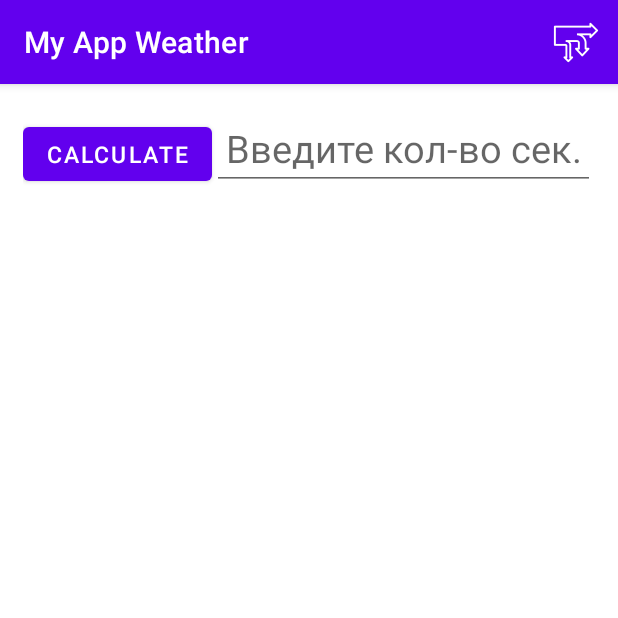
After one commit to wowus94/MyAppWeather, an Android app: the fragment ThreadsFragment placed in its activity, on a phone screen of 412 x 824 dp, the top half of it. The commit adds this screen. Run offline under Robolectric (Android 15) with nearby library versions, the phone set to English and light mode, and no system bars.

Commit message:
ДЗ 6: Создал кнопку для загрузки основного потока

```diff
--- a/app/src/main/java/com/example/myappweather/view/MainActivity.kt
+++ b/app/src/main/java/com/example/myappweather/view/MainActivity.kt
@@ -1,8 +1,11 @@
 package com.example.myappweather.view
 
 import android.os.Bundle
+import android.view.Menu
+import android.view.MenuItem
 import androidx.appcompat.app.AppCompatActivity
 import com.example.myappweather.R
+import com.example.myappweather.view.threads.ThreadsFragment
 import com.example.myappweather.view.weatherlist.WeatherListFragment
 
 class MainActivity : AppCompatActivity() {
@@ -15,4 +18,19 @@ class MainActivity : AppCompatActivity() {
                 .replace(R.id.container, WeatherListFragment.newInstance()).commit()
         }
     }
+
+    override fun onCreateOptionsMenu(menu: Menu?): Boolean {
+        menuInflater.inflate(R.menu.menu, menu)
+        return super.onCreateOptionsMenu(menu)
+    }
+
+    override fun onOptionsItemSelected(item: MenuItem): Boolean {
+        when (item.itemId) {
+            R.id.action_threads -> {
+                supportFragmentManager.beginTransaction()
+                    .replace(R.id.container, ThreadsFragment.newInstance()).commit()
+            }
+        }
+        return super.onOptionsItemSelected(item)
+    }
 }
--- a/app/src/main/java/com/example/myappweather/view/details/DetailsFragment.kt
+++ b/app/src/main/java/com/example/myappweather/view/details/DetailsFragment.kt
@@ -6,6 +6,7 @@ import android.view.View
 import android.view.ViewGroup
 import androidx.fragment.app.Fragment
 import androidx.lifecycle.ViewModelProvider
+import com.example.myappweather.R
 import com.example.myappweather.databinding.FragmentDetailsBinding
 import com.example.myappweather.repository.OnServerResponse
 import com.example.myappweather.repository.Weather
@@ -60,6 +61,7 @@ class DetailsFragment : Fragment(), OnServerResponse {
                 feelsLikeValue.text = factDTO.feelsLike.toString()
                 cityCoordinates.text =
                     "${weather.infoDTO.lat} ${weather.infoDTO.lon}"
+
                 showSnackBar()
             }
         }
@@ -67,8 +69,6 @@ class DetailsFragment : Fragment(), OnServerResponse {
 
     private fun showSnackBar() = //TODO как в методичке не получилось. Так работает.
         Snackbar.make(mainView, "Получилось", Snackbar.LENGTH_LONG).show()
-
-
     companion object {
 
         @JvmStatic
--- /dev/null
+++ b/app/src/main/java/com/example/myappweather/view/threads/ThreadsFragment.kt
@@ -0,0 +1,53 @@
+package com.example.myappweather.view.threads
+
+import android.os.Bundle
+import android.view.LayoutInflater
+import android.view.View
+import android.view.ViewGroup
+import androidx.fragment.app.Fragment
+import com.example.myappweather.databinding.FragmentThreadsBinding
+import java.lang.Thread.sleep
+
+
+class ThreadsFragment : Fragment() {
+
+    private var _binding: FragmentThreadsBinding? = null
+    private val binding: FragmentThreadsBinding
+        get() {
+            return _binding!!
+        }
+
+    override fun onDestroy() {
+        super.onDestroy()
+        _binding = null
+    }
+
+    override fun onCreateView(
+        inflater: LayoutInflater, container: ViewGroup?,
+        savedInstanceState: Bundle?
+    ): View {
+        _binding = FragmentThreadsBinding.inflate(inflater, container, false)
+        return binding.root
+    }
+
+
+    override fun onViewCreated(view: View, savedInstanceState: Bundle?) {
+        super.onViewCreated(view, savedInstanceState)
+        with(binding) {
+            button.setOnClickListener {
+                Thread {
+                    val time = editText.text.toString().toLong()
+                    sleep(time * 1000L)
+                    requireActivity().runOnUiThread { textView.text = "Поработали $time сек." }
+                }.start()
+            }
+        }
+    }
+
+    companion object {
+
+        @JvmStatic
+        fun newInstance() = ThreadsFragment()
+
+    }
+}
--- a/app/src/main/java/com/example/myappweather/view/weatherlist/WeatherListAdapter.kt
+++ b/app/src/main/java/com/example/myappweather/view/weatherlist/WeatherListAdapter.kt
@@ -15,8 +15,9 @@ class WeatherListAdapter(
 
     fun setData(dataNew: List<Weather>) {
         this.data = dataNew
-        notifyDataSetChanged()
+        notifyItemRangeChanged(0,data.size)
     }
+
 
     override fun onCreateViewHolder(parent: ViewGroup, viewType: Int): CityHolder {
         val binding = FragmentWeatherListRecyclerItemBinding.inflate(
@@ -28,7 +29,7 @@ class WeatherListAdapter(
     }
 
     override fun onBindViewHolder(holder: CityHolder, position: Int) {
-        holder.bind(data.get(position))
+        holder.bind(data[position])
     }
 
     override fun getItemCount() = data.size
--- a/app/src/main/java/com/example/myappweather/viewmodel/MainViewModel.kt
+++ b/app/src/main/java/com/example/myappweather/viewmodel/MainViewModel.kt
@@ -20,10 +20,10 @@ class MainViewModel(
     fun getWeatherWorld() = getWeather(false)
 
 
-    fun getWeather(isRussian: Boolean) {
+    private fun getWeather(isRussian: Boolean) {
         Thread {
             liveData.postValue(AppState.Loading)
-            if (false) {
+            if (true) {
                 val answer =
                     if (!isRussian) repository.getWeatherFromLocalStorageWorld() else repository.getWeatherFromLocalStorageRus()
                 liveData.postValue(AppState.Success(answer))
--- /dev/null
+++ b/app/src/main/res/layout/fragment_threads.xml
@@ -0,0 +1,49 @@
+<?xml version="1.0" encoding="utf-8"?>
+<ScrollView xmlns:android="http://schemas.android.com/apk/res/android"
+    xmlns:tools="http://schemas.android.com/tools"
+    android:layout_width="match_parent"
+    android:layout_height="match_parent"
+    android:background="@color/white">
+
+    <LinearLayout
+        android:id="@+id/mainContainer"
+        android:layout_width="match_parent"
+        android:layout_height="wrap_content"
+        android:orientation="vertical"
+        android:padding="@dimen/margin_15_dp">
+
+        <LinearLayout
+            android:layout_width="match_parent"
+            android:layout_height="wrap_content"
+            android:orientation="horizontal">
+
+            <Button
+                android:id="@+id/button"
+                android:layout_width="wrap_content"
+                android:layout_height="wrap_content"
+                android:text="@string/calculate"
+                android:textSize="@dimen/btn_text_size" />
+
+            <androidx.appcompat.widget.AppCompatEditText
+                android:id="@+id/editText"
+                android:layout_width="match_parent"
+                android:layout_height="wrap_content"
+                android:ems="2"
+                android:gravity="center_horizontal"
+                android:hint="@string/hint"
+                android:inputType="number"
+                android:textSize="@dimen/feels_like_text_size" />
+        </LinearLayout>
+
+        <androidx.appcompat.widget.AppCompatTextView
+            android:id="@+id/textView"
+            android:layout_width="wrap_content"
+            android:layout_height="match_parent"
+            android:layout_gravity="center"
+            android:layout_marginTop="@dimen/margin_15_dp"
+            android:gravity="center_horizontal"
+            android:textColor="@color/black"
+            android:textSize="@dimen/feels_like_text_size"
+            tools:text="0" />
+    </LinearLayout>
+</ScrollView>
--- /dev/null
+++ b/app/src/main/res/menu/menu.xml
@@ -0,0 +1,10 @@
+<?xml version="1.0" encoding="utf-8"?>
+<menu xmlns:android="http://schemas.android.com/apk/res/android"
+    xmlns:app="http://schemas.android.com/apk/res-auto">
+
+    <item
+        android:id="@+id/action_threads"
+        android:icon="@drawable/ic_thread"
+        android:title="@string/threads"
+        app:showAsAction="always" />
+</menu>
--- a/app/src/main/res/values/dimens.xml
+++ b/app/src/main/res/values/dimens.xml
@@ -3,7 +3,8 @@
     <dimen name="city_name_margin_top">50dp</dimen>
     <dimen name="margin_15_dp">15dp</dimen>
     <dimen name="temperature_value_text_size">40sp</dimen>
-    <dimen name="feels_like_text_size">30sp</dimen>
+    <dimen name="feels_like_text_size">25sp</dimen>
+    <dimen name="btn_text_size">15sp</dimen>
     <dimen name="margin_list">15dp</dimen>
     <dimen name="text_size_list">25sp</dimen>
     <dimen name="text_size">35sp</dimen>
--- a/app/src/main/res/values/strings.xml
+++ b/app/src/main/res/values/strings.xml
@@ -7,4 +7,8 @@
     <string name="city_coordinates">lt/ln: %s, %s"</string>
     <string name="error">Error</string>
     <string name="reload">Reload</string>
+    <string name="threads">Threads</string>
+    <string name="calculate">calculate</string>
+    <string name="default_num">0</string>
+    <string name="hint">Введите кол-во сек.</string>
 </resources>
```
Also changed, not shown: app/src/main/res/drawable/ic_thread.png (added).
